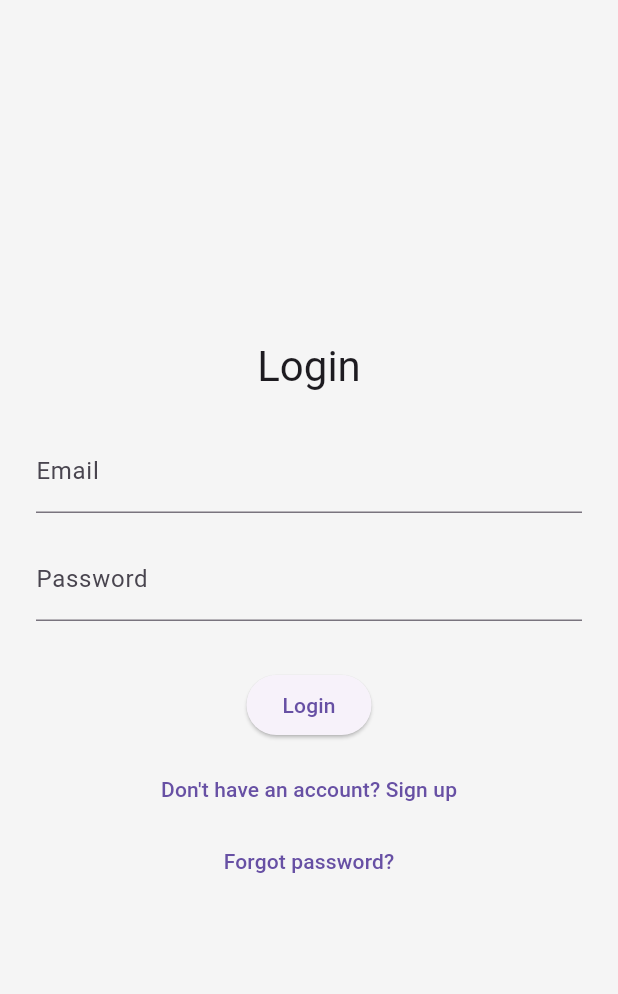
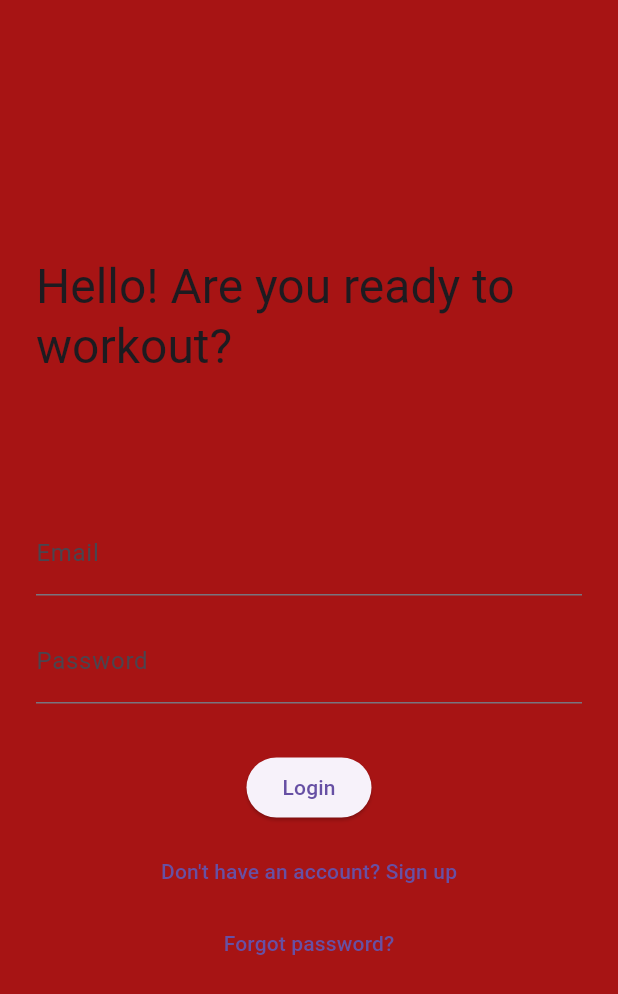
Before and after one commit to Diana-M0407/fitness_app, a Flutter app: the screen it shows after launch, on a phone screen of 412 x 824 dp. Shown: the top 994 px of the screen. Run offline on Flutter 3.47's test engine with Material 3 defaults, Android fonts, the phone set to English and light mode, and no system bars; our stand-ins replace cloud_firestore, firebase_auth, firebase_core, flutter_svg, shared_preferences; accounts and stored records are empty.

Commit message:
updated login_page color scheme and welcome message 'Hello! Are you ready to workout?'

```diff
--- a/lib/pages/login_page.dart
+++ b/lib/pages/login_page.dart
@@ -137,7 +137,7 @@ class _LoginPageState extends State<LoginPage> {
   @override
   Widget build(BuildContext context) {
     return Scaffold(
-      backgroundColor: Colors.grey[100],
+      backgroundColor: const Color.fromARGB(255, 167, 20, 20),
       body: Center(
         child: Padding(
           padding: const EdgeInsets.all(24.0),
@@ -147,8 +147,8 @@ class _LoginPageState extends State<LoginPage> {
               child: Column(
                 mainAxisSize: MainAxisSize.min,
                 children: [
-                  Text("Login", style: Theme.of(context).textTheme.headlineMedium),
-                  const SizedBox(height: 24),
+                  Text("Hello! Are you ready to workout?", style: Theme.of(context).textTheme.headlineLarge),
+                  const SizedBox(height: 90),
                   TextFormField(
                     decoration: const InputDecoration(labelText: 'Email'),
                     keyboardType: TextInputType.emailAddress,
@@ -178,8 +178,13 @@ class _LoginPageState extends State<LoginPage> {
                         Navigator.push(context,
                           MaterialPageRoute(builder: (_) => const SignUpPage())
                           );
+                          ElevatedButton(
+                      onPressed: _login,
+                      child: const Text('Sing Up'),
+                    );
+
                     },
-                    child: const Text("Don't have an account? Sign up"),
+                    child: Text( selectionColor:  Color(0x00000005), "Don't have an account? Sign up",),
                     ),
                     TextButton(
                       onPressed: () {
```
